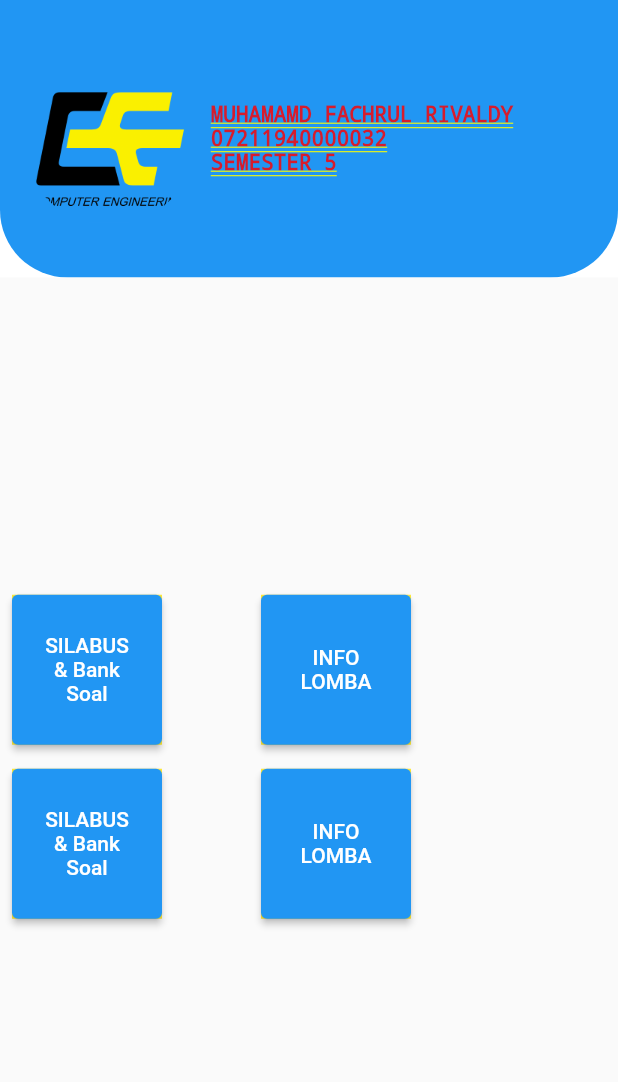
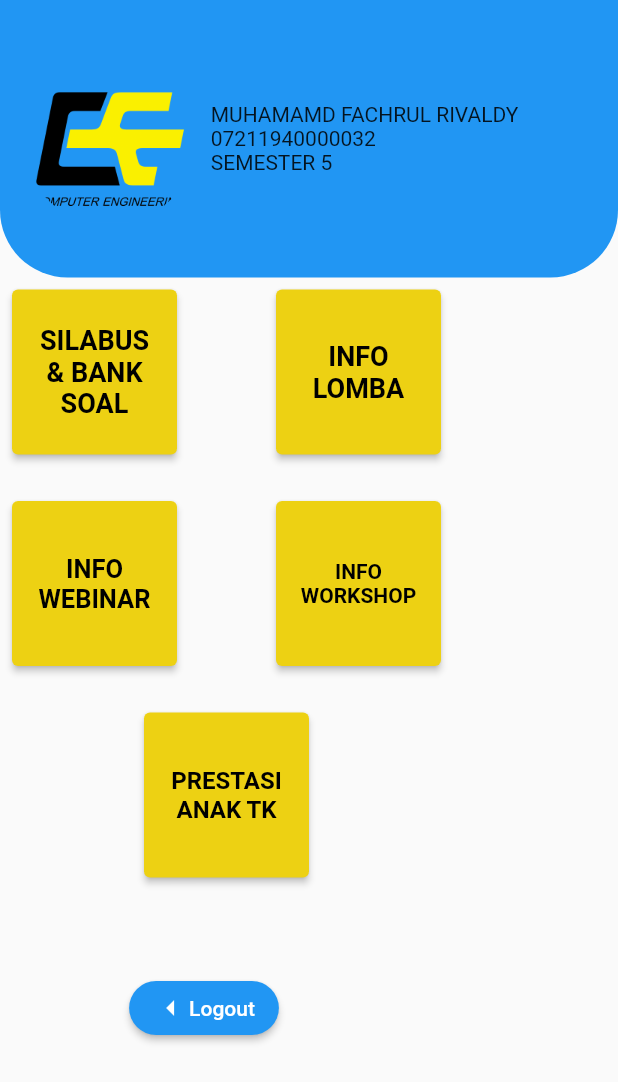
Before and after one commit to FachrulRivaldy/DTK, a Flutter app: the screen it shows after launch, after a tap on "Login", on a phone screen of 412 x 824 dp. Shown: the top 1082 px of the screen. Run offline on Flutter 3.47's test engine with Material 2 defaults, Android fonts, the phone set to English and light mode, and no system bars.

Commit message:
mainmenu2

```diff
--- a/lib/buttontemplate.dart
+++ b/lib/buttontemplate.dart
@@ -15,11 +15,11 @@ class LongButton extends StatelessWidget {
   Widget build(BuildContext context) {
     return Padding(
       padding: const EdgeInsets.only(right: 30, bottom: 30),
-      child: Container(
-        height: 55,
-        width: 105,
-        color: Colors.lightBlue,
       child: ElevatedButton(
+        style: ButtonStyle(
+            shape: MaterialStateProperty.all<RoundedRectangleBorder>(
+                RoundedRectangleBorder(
+                    borderRadius: BorderRadius.circular(18)))),
         child: Row(
           children: [
             if (iconArrow == "Left") Icon(Icons.arrow_left),
@@ -32,19 +32,20 @@ class LongButton extends StatelessWidget {
               context, MaterialPageRoute(builder: (context) => dest));
         },
       ),
-      ),
     );
   }
 }
 
 class YellowButton extends StatelessWidget {
   final String hinttext;
-  final Color textcolor;
+  final Color boxcolor;
   final Widget dest;
+  final double sizefont;
 
   YellowButton(
       {required this.hinttext,
-      this.textcolor = Colors.yellow,
+      this.boxcolor = const Color(0xFFEDD113),
+      this.sizefont = 18,
       required this.dest});
 
   @override
@@ -52,13 +53,19 @@ class YellowButton extends StatelessWidget {
     return Padding(
       padding: const EdgeInsets.all(8.0),
       child: Container(
-        height: 100,
-        width: 100,
-        color: textcolor,
+        height: 110,
+        width: 110,
         child: ElevatedButton(
+          style: ElevatedButton.styleFrom(
+            primary: boxcolor,
+          ),
           child: Text(
             hinttext,
             textAlign: TextAlign.center,
+            style: TextStyle(
+                color: Colors.black,
+                fontWeight: FontWeight.bold,
+                fontSize: sizefont),
           ),
           onPressed: () {
             Navigator.push(
@@ -69,3 +76,12 @@ class YellowButton extends StatelessWidget {
     );
   }
 }
+
+class LongYellow extends StatelessWidget {
+  const LongYellow({Key? key}) : super(key: key);
+
+  @override
+  Widget build(BuildContext context) {
+    return Container();
+  }
+}
--- a/lib/loginpage.dart
+++ b/lib/loginpage.dart
@@ -125,7 +125,7 @@ class StackContainer extends StatelessWidget {
           Padding(
             padding: const EdgeInsets.only(top: 70, left: 170),
             child: LongButton(
-                hinttext: "Login", iconArrow: "Right", dest: TopMainMenu()),
+                hinttext: "Login", iconArrow: "Right", dest: MainMenu()),
           )
         ],
       ),
--- a/lib/mainmenu.dart
+++ b/lib/mainmenu.dart
@@ -5,8 +5,7 @@ import 'package:dtk_database_tekkom/buttontemplate.dart';
 class TopMainMenu extends StatelessWidget {
   @override
   Widget build(BuildContext context) {
-    return Column(children: <Widget>[
-      Container(
+    return Container(
         padding: EdgeInsets.symmetric(horizontal: 15),
         width: MediaQuery.of(context).size.width,
         height: 185,
@@ -41,9 +40,7 @@ class TopMainMenu extends StatelessWidget {
               )
             ],
           )
-          ])),
-      Expanded(child: MainMenu())
-    ]);
+        ]));
   }
 }
 
@@ -53,16 +50,21 @@ class MainMenu extends StatelessWidget {
   @override
   Widget build(BuildContext context) {
     return Scaffold(
-      body: Row(
+      body: Column(
+        children: [
+          TopMainMenu(),
+          Container(
+            child: Row(
               children: [
                 Column(
                   mainAxisAlignment: MainAxisAlignment.center,
+                  crossAxisAlignment: CrossAxisAlignment.center,
                   children: [
                     Row(
                       children: [
                         (YellowButton(
                           dest: LoginPage(),
-                    hinttext: "SILABUS\n& Bank Soal",
+                          hinttext: "SILABUS\n& BANK SOAL",
                         )),
                         SizedBox(
                           width: 50,
@@ -70,20 +72,50 @@ class MainMenu extends StatelessWidget {
                         YellowButton(hinttext: "INFO LOMBA", dest: LoginPage())
                       ],
                     ),
+                    SizedBox(
+                      height: 15,
+                    ),
                     Row(
                       children: [
                         (YellowButton(
                           dest: LoginPage(),
-                    hinttext: "SILABUS\n& Bank Soal",
+                          hinttext: "INFO\nWEBINAR",
+                          sizefont: 17,
                         )),
                         SizedBox(
                           width: 50,
                         ),
-                  YellowButton(hinttext: "INFO LOMBA", dest: LoginPage())
+                        YellowButton(
+                          hinttext: "INFO\nWORKSHOP",
+                          dest: LoginPage(),
+                          sizefont: 14,
+                        )
+                      ],
+                    ),
+                    SizedBox(
+                      height: 15,
+                    ),
+                    Row(
+                      children: [
+                        (YellowButton(
+                          dest: LoginPage(),
+                          hinttext: "PRESTASI ANAK TK",
+                          sizefont: 16,
+                        )),
+                      ],
+                    ),
+                    SizedBox(
+                      height: 55,
+                    ),
+                    LongButton(
+                        hinttext: "Logout",
+                        iconArrow: "Left",
+                        dest: LoginPage())
                   ],
                 )
               ],
-          )
+            ),
+          ),
         ],
       ),
     );
```
Lines whose indentation alone changed are shown as unchanged.
